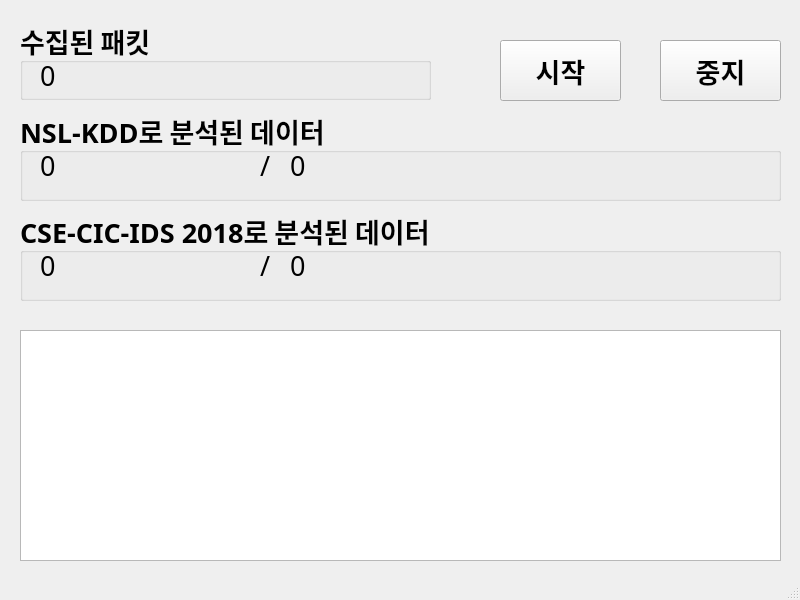
This is gui/main.ui in songzealot/capstone as Qt 5 draws it before an edit. The edited form follows.
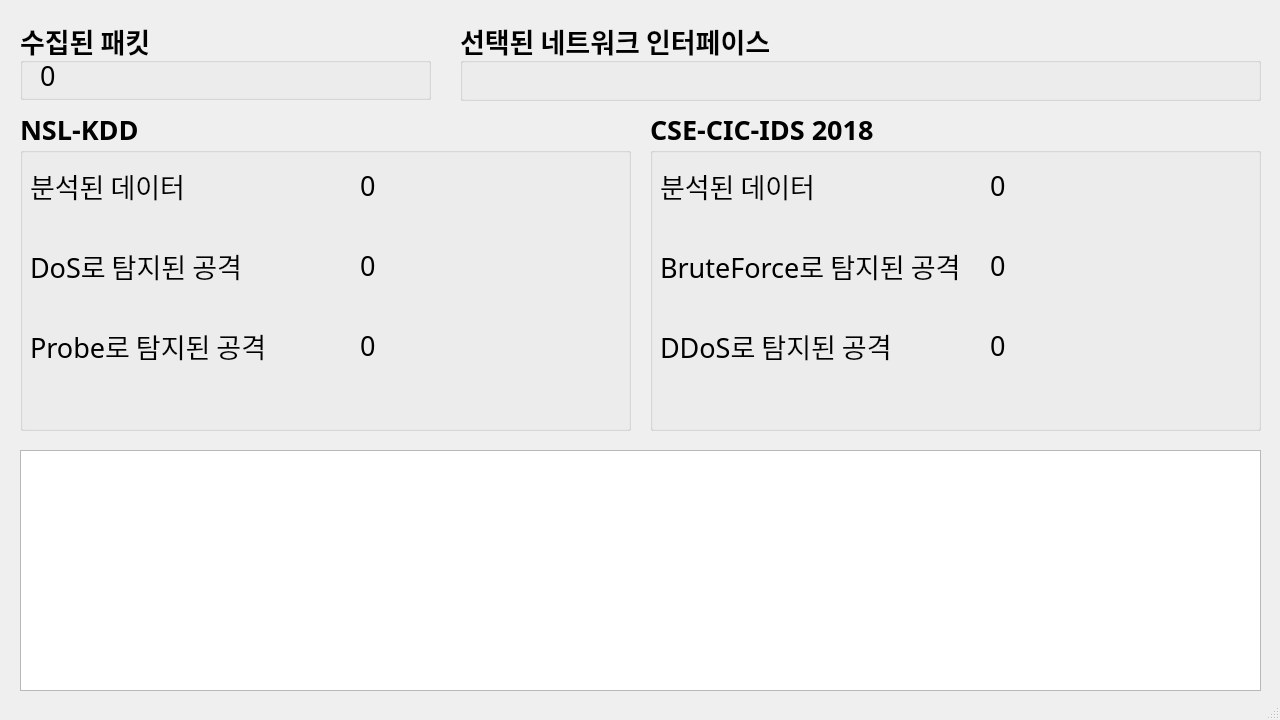
This is the edited form.

Commit message: 모델 추가(probe), gui 수정

```diff
--- a/gui/main.ui
+++ b/gui/main.ui
@@ -6,8 +6,8 @@
    <rect>
     <x>0</x>
     <y>0</y>
-    <width>800</width>
-    <height>600</height>
+    <width>1280</width>
+    <height>720</height>
    </rect>
   </property>
   <property name="windowTitle">
@@ -61,8 +61,8 @@
      <rect>
       <x>20</x>
       <y>110</y>
-      <width>761</width>
-      <height>91</height>
+      <width>611</width>
+      <height>321</height>
      </rect>
     </property>
     <property name="font">
@@ -74,13 +74,13 @@
      </font>
     </property>
     <property name="title">
-     <string>NSL-KDD로 분석된 데이터</string>
+     <string>NSL-KDD</string>
     </property>
     <widget class="QLabel" name="kdd_data_total">
      <property name="geometry">
       <rect>
-       <x>270</x>
-       <y>40</y>
+       <x>340</x>
+       <y>60</y>
        <width>201</width>
        <height>31</height>
       </rect>
@@ -100,9 +100,9 @@
     <widget class="QLabel" name="just_label">
      <property name="geometry">
       <rect>
-       <x>240</x>
-       <y>40</y>
-       <width>21</width>
+       <x>340</x>
+       <y>220</y>
+       <width>201</width>
        <height>31</height>
       </rect>
      </property>
@@ -115,14 +115,77 @@
       </font>
      </property>
      <property name="text">
-      <string>/</string>
+      <string>0</string>
      </property>
     </widget>
     <widget class="QLabel" name="kdd_data_warning">
      <property name="geometry">
       <rect>
-       <x>20</x>
-       <y>40</y>
+       <x>10</x>
+       <y>60</y>
+       <width>221</width>
+       <height>31</height>
+      </rect>
+     </property>
+     <property name="font">
+      <font>
+       <family>맑은 고딕</family>
+       <pointsize>20</pointsize>
+       <weight>50</weight>
+       <bold>false</bold>
+      </font>
+     </property>
+     <property name="text">
+      <string>분석된 데이터</string>
+     </property>
+    </widget>
+    <widget class="QLabel" name="label_2">
+     <property name="geometry">
+      <rect>
+       <x>10</x>
+       <y>140</y>
+       <width>321</width>
+       <height>31</height>
+      </rect>
+     </property>
+     <property name="font">
+      <font>
+       <family>맑은 고딕</family>
+       <pointsize>20</pointsize>
+       <weight>50</weight>
+       <bold>false</bold>
+      </font>
+     </property>
+     <property name="text">
+      <string>DoS로 탐지된 공격</string>
+     </property>
+    </widget>
+    <widget class="QLabel" name="label_3">
+     <property name="geometry">
+      <rect>
+       <x>10</x>
+       <y>220</y>
+       <width>301</width>
+       <height>31</height>
+      </rect>
+     </property>
+     <property name="font">
+      <font>
+       <family>맑은 고딕</family>
+       <pointsize>20</pointsize>
+       <weight>50</weight>
+       <bold>false</bold>
+      </font>
+     </property>
+     <property name="text">
+      <string>Probe로 탐지된 공격</string>
+     </property>
+    </widget>
+    <widget class="QLabel" name="kdd_dos_warning">
+     <property name="geometry">
+      <rect>
+       <x>340</x>
+       <y>140</y>
        <width>201</width>
        <height>31</height>
       </rect>
@@ -143,10 +206,10 @@
    <widget class="QGroupBox" name="description_cic">
     <property name="geometry">
      <rect>
-      <x>20</x>
-      <y>210</y>
-      <width>761</width>
-      <height>91</height>
+      <x>650</x>
+      <y>110</y>
+      <width>611</width>
+      <height>321</height>
      </rect>
     </property>
     <property name="font">
@@ -158,13 +221,13 @@
      </font>
     </property>
     <property name="title">
-     <string>CSE-CIC-IDS 2018로 분석된 데이터</string>
+     <string>CSE-CIC-IDS 2018</string>
     </property>
     <widget class="QLabel" name="cic_data_total">
      <property name="geometry">
       <rect>
-       <x>270</x>
-       <y>40</y>
+       <x>340</x>
+       <y>60</y>
        <width>201</width>
        <height>31</height>
       </rect>
@@ -184,9 +247,9 @@
     <widget class="QLabel" name="just_label_2">
      <property name="geometry">
       <rect>
-       <x>240</x>
-       <y>40</y>
-       <width>21</width>
+       <x>340</x>
+       <y>140</y>
+       <width>201</width>
        <height>31</height>
       </rect>
      </property>
@@ -199,14 +262,77 @@
       </font>
      </property>
      <property name="text">
-      <string>/</string>
+      <string>0</string>
      </property>
     </widget>
     <widget class="QLabel" name="cic_data_warning">
      <property name="geometry">
       <rect>
-       <x>20</x>
-       <y>40</y>
+       <x>10</x>
+       <y>140</y>
+       <width>311</width>
+       <height>31</height>
+      </rect>
+     </property>
+     <property name="font">
+      <font>
+       <family>맑은 고딕</family>
+       <pointsize>20</pointsize>
+       <weight>50</weight>
+       <bold>false</bold>
+      </font>
+     </property>
+     <property name="text">
+      <string>BruteForce로 탐지된 공격</string>
+     </property>
+    </widget>
+    <widget class="QLabel" name="label_5">
+     <property name="geometry">
+      <rect>
+       <x>10</x>
+       <y>60</y>
+       <width>221</width>
+       <height>31</height>
+      </rect>
+     </property>
+     <property name="font">
+      <font>
+       <family>맑은 고딕</family>
+       <pointsize>20</pointsize>
+       <weight>50</weight>
+       <bold>false</bold>
+      </font>
+     </property>
+     <property name="text">
+      <string>분석된 데이터</string>
+     </property>
+    </widget>
+    <widget class="QLabel" name="label_6">
+     <property name="geometry">
+      <rect>
+       <x>10</x>
+       <y>220</y>
+       <width>311</width>
+       <height>31</height>
+      </rect>
+     </property>
+     <property name="font">
+      <font>
+       <family>맑은 고딕</family>
+       <pointsize>20</pointsize>
+       <weight>50</weight>
+       <bold>false</bold>
+      </font>
+     </property>
+     <property name="text">
+      <string>DDoS로 탐지된 공격</string>
+     </property>
+    </widget>
+    <widget class="QLabel" name="cic_ddos_warning">
+     <property name="geometry">
+      <rect>
+       <x>340</x>
+       <y>220</y>
        <width>201</width>
        <height>31</height>
       </rect>
@@ -228,22 +354,22 @@
     <property name="geometry">
      <rect>
       <x>20</x>
-      <y>330</y>
-      <width>761</width>
-      <height>231</height>
+      <y>450</y>
+      <width>1241</width>
+      <height>241</height>
      </rect>
     </property>
     <property name="sizeAdjustPolicy">
      <enum>QAbstractScrollArea::AdjustToContents</enum>
     </property>
    </widget>
-   <widget class="QPushButton" name="button_start">
+   <widget class="QGroupBox" name="groupBox">
     <property name="geometry">
      <rect>
-      <x>500</x>
-      <y>40</y>
-      <width>121</width>
-      <height>61</height>
+      <x>460</x>
+      <y>20</y>
+      <width>801</width>
+      <height>81</height>
      </rect>
     </property>
     <property name="font">
@@ -254,30 +380,30 @@
       <bold>true</bold>
      </font>
     </property>
-    <property name="text">
-     <string>시작</string>
+    <property name="title">
+     <string>선택된 네트워크 인터페이스</string>
     </property>
-   </widget>
-   <widget class="QPushButton" name="button_stop">
-    <property name="geometry">
-     <rect>
-      <x>660</x>
-      <y>40</y>
-      <width>121</width>
-      <height>61</height>
-     </rect>
-    </property>
-    <property name="font">
-     <font>
-      <family>맑은 고딕</family>
-      <pointsize>20</pointsize>
-      <weight>75</weight>
-      <bold>true</bold>
-     </font>
-    </property>
-    <property name="text">
-     <string>중지</string>
-    </property>
+    <widget class="QLabel" name="selected_network">
+     <property name="geometry">
+      <rect>
+       <x>20</x>
+       <y>35</y>
+       <width>761</width>
+       <height>41</height>
+      </rect>
+     </property>
+     <property name="font">
+      <font>
+       <family>맑은 고딕</family>
+       <pointsize>20</pointsize>
+       <weight>50</weight>
+       <bold>false</bold>
+      </font>
+     </property>
+     <property name="text">
+      <string/>
+     </property>
+    </widget>
    </widget>
   </widget>
   <widget class="QStatusBar" name="statusbar"/>
```
Left out of the diff: 8 changed lines with no effect on the pictures. The commit also changes 9 other files.
